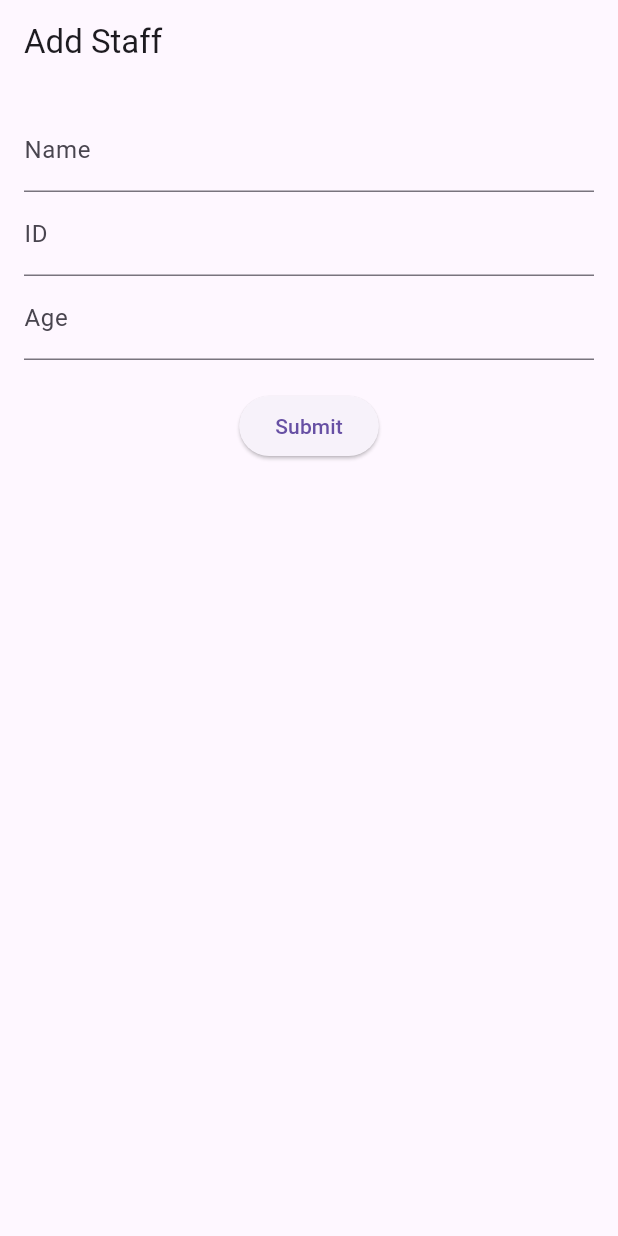
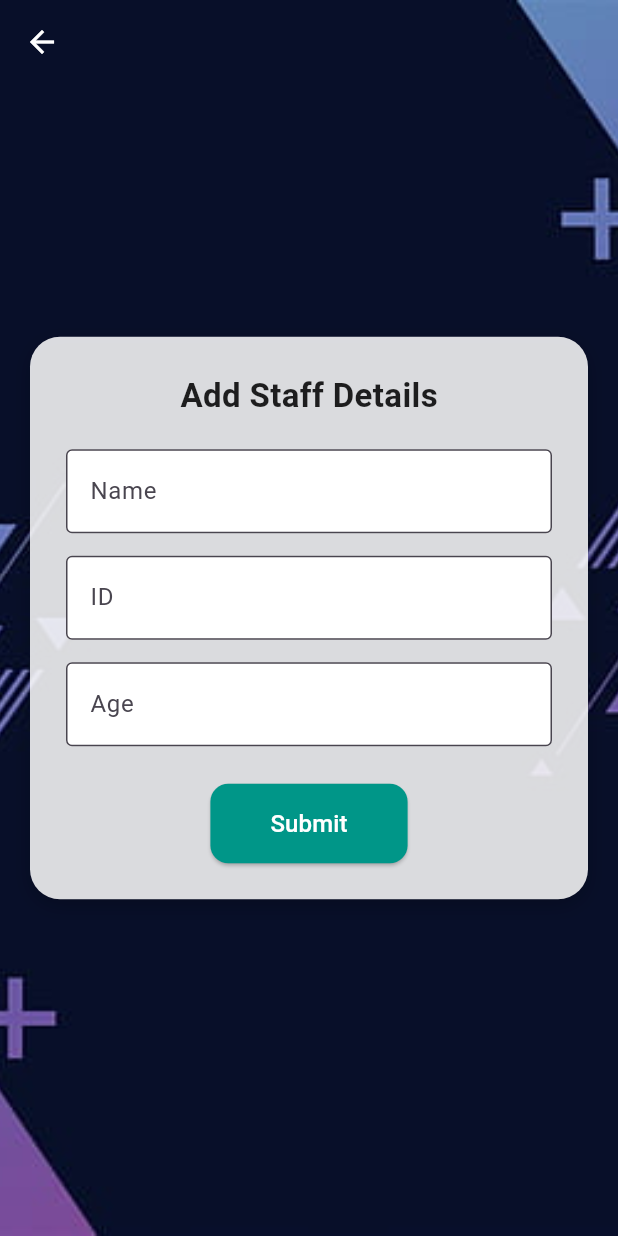
Before and after one commit to Xollll/staffmngt, a Flutter app: the AddStaffPage screen opened directly, on a phone screen of 412 x 824 dp. Run offline on Flutter 3.47's test engine with Material 3 defaults, Android fonts, the light colour scheme and no system bars; our stand-ins replace cloud_firestore, firebase_core; accounts and stored records are empty.

Commit message:
UI Update add_staff page

```diff
--- a/lib/main.dart
+++ b/lib/main.dart
@@ -1,6 +1,5 @@
 import 'package:flutter/material.dart';
 import 'package:firebase_core/firebase_core.dart';
-import 'package:staffmngt/staff_creation/add_staff.dart';
 import 'package:staffmngt/staff_list.dart';
 
 
--- a/lib/staff_creation/add_staff.dart
+++ b/lib/staff_creation/add_staff.dart
@@ -23,16 +23,15 @@ class _AddStaffPageState extends State<AddStaffPage> {
           'createdAt': Timestamp.now(),
         });
 
-        // Go to staff list page
         Navigator.pushReplacement(
           context,
           MaterialPageRoute(builder: (context) => StaffListPage()),
         );
       } catch (e) {
         print('Error adding staff: $e');
-        ScaffoldMessenger.of(context).showSnackBar(
-          SnackBar(content: Text('Failed to add staff: $e')),
-        );
+        ScaffoldMessenger.of(
+          context,
+        ).showSnackBar(SnackBar(content: Text('Failed to add staff: $e')));
       }
     }
   }
@@ -40,39 +39,118 @@ class _AddStaffPageState extends State<AddStaffPage> {
   @override
   Widget build(BuildContext context) {
     return Scaffold(
-      appBar: AppBar(title: Text('Add Staff')),
-      body: Padding(
-        padding: const EdgeInsets.all(16.0),
+      extendBodyBehindAppBar: true,
+      appBar: AppBar(
+        backgroundColor: Colors.transparent,
+        elevation: 0,
+        leading: IconButton(
+          icon: Icon(Icons.arrow_back, color: Colors.white),
+          onPressed: () {
+            Navigator.pushReplacement(
+              context,
+              MaterialPageRoute(builder: (context) => StaffListPage()),
+            );
+          },
+        ),
+      ),
+      body: Stack(
+        fit: StackFit.expand,
+        children: [
+          //
+          Image.asset('assets/bg.jpg', fit: BoxFit.cover),
+          //
+          Center(
+            child: Container(
+              margin: EdgeInsets.symmetric(horizontal: 20),
+              padding: EdgeInsets.all(24),
+              decoration: BoxDecoration(
+                color: Colors.white.withOpacity(0.85),
+                borderRadius: BorderRadius.circular(20),
+                boxShadow: [
+                  BoxShadow(
+                    color: Colors.black.withOpacity(0.2),
+                    blurRadius: 10,
+                    offset: Offset(0, 4),
+                  ),
+                ],
+              ),
+              child: SingleChildScrollView(
                 child: Form(
                   key: _formKey,
                   child: Column(
+                    mainAxisSize: MainAxisSize.min,
                     children: [
+                      Text(
+                        "Add Staff Details",
+                        style: TextStyle(
+                          fontSize: 22,
+                          fontWeight: FontWeight.bold,
+                          color: Colors.black87,
+                        ),
+                      ),
+                      SizedBox(height: 20),
                       TextFormField(
                         controller: _nameController,
-                decoration: InputDecoration(labelText: 'Name'),
-                validator: (value) => value!.isEmpty ? 'Enter name' : null,
+                        decoration: InputDecoration(
+                          labelText: 'Name',
+                          border: OutlineInputBorder(),
+                          filled: true,
+                          fillColor: Colors.white,
                         ),
+                        validator:
+                            (value) => value!.isEmpty ? 'Enter name' : null,
+                      ),
+                      SizedBox(height: 15),
                       TextFormField(
                         controller: _idController,
-                decoration: InputDecoration(labelText: 'ID'),
-                validator: (value) => value!.isEmpty ? 'Enter ID' : null,
+                        decoration: InputDecoration(
+                          labelText: 'ID',
+                          border: OutlineInputBorder(),
+                          filled: true,
+                          fillColor: Colors.white,
                         ),
+                        validator:
+                            (value) => value!.isEmpty ? 'Enter ID' : null,
+                      ),
+                      SizedBox(height: 15),
                       TextFormField(
                         controller: _ageController,
-                decoration: InputDecoration(labelText: 'Age'),
                         keyboardType: TextInputType.number,
-                validator: (value) =>
-                    value!.isEmpty ? 'Enter age' : null,
+                        decoration: InputDecoration(
+                          labelText: 'Age',
+                          border: OutlineInputBorder(),
+                          filled: true,
+                          fillColor: Colors.white,
                         ),
-              SizedBox(height: 20),
+                        validator:
+                            (value) => value!.isEmpty ? 'Enter age' : null,
+                      ),
+                      SizedBox(height: 25),
                       ElevatedButton(
                         onPressed: _submitStaff,
-                child: Text('Submit'),
+                        style: ElevatedButton.styleFrom(
+                          backgroundColor: Colors.teal,
+                          padding: EdgeInsets.symmetric(
+                            horizontal: 40,
+                            vertical: 15,
+                          ),
+                          shape: RoundedRectangleBorder(
+                            borderRadius: BorderRadius.circular(12),
+                          ),
+                        ),
+                        child: Text(
+                          'Submit',
+                          style: TextStyle(fontSize: 16, color: Colors.white),
+                        ),
                       ),
                     ],
                   ),
                 ),
               ),
+            ),
+          ),
+        ],
+      ),
     );
   }
 }
--- a/pubspec.yaml
+++ b/pubspec.yaml
@@ -60,8 +60,8 @@ flutter:
   uses-material-design: true
 
   # To add assets to your application, add an assets section, like this:
-  # assets:
-  #   - images/a_dot_burr.jpeg
+  assets:
+      - assets/bg.jpg
   #   - images/a_dot_ham.jpeg
 
   # An image asset can refer to one or more resolution-specific "variants", see
```
Also changed, not shown: assets/bg.jpg (added). Lines whose indentation alone changed are shown as unchanged.
